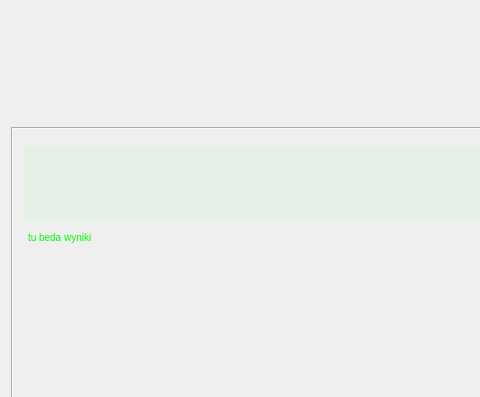
First picture: the form in iDom_Client/idom_client.ui, repository cyniu88/QT_kurs, before the edit; both pictures show x 0 to 480 and y 0 to 397 of the 1080 by 840 pixel window.
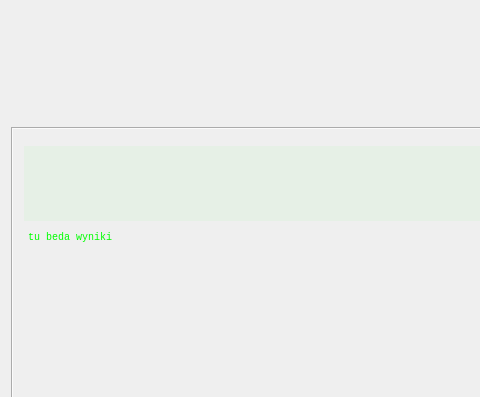
Second picture: the form after the edit. The open tabs and pages were chosen to show the change. Icons and pictures are not drawn.

Commit message: stal szerokosc czcionki w wyseltaniu wynikow komend

```diff
--- a/iDom_Client/idom_client.ui
+++ b/iDom_Client/idom_client.ui
@@ -866,6 +866,12 @@
           </item>
           <item row="2" column="0" colspan="3">
            <widget class="QTextEdit" name="wynik">
+            <property name="font">
+             <font>
+              <family>Courier New</family>
+              <pointsize>10</pointsize>
+             </font>
+            </property>
             <property name="styleSheet">
              <string notr="true">background-color: transparent;
 color: rgb(0, 255, 0);
@@ -896,8 +902,8 @@
              <string>&lt;!DOCTYPE HTML PUBLIC &quot;-//W3C//DTD HTML 4.0//EN&quot; &quot;http://www.w3.org/TR/REC-html40/strict.dtd&quot;&gt;
 &lt;html&gt;&lt;head&gt;&lt;meta name=&quot;qrichtext&quot; content=&quot;1&quot; /&gt;&lt;style type=&quot;text/css&quot;&gt;
 p, li { white-space: pre-wrap; }
-&lt;/style&gt;&lt;/head&gt;&lt;body style=&quot; font-family:'MS Shell Dlg 2'; font-size:7.8pt; font-weight:400; font-style:normal;&quot;&gt;
-&lt;p style=&quot; margin-top:0px; margin-bottom:0px; margin-left:0px; margin-right:0px; -qt-block-indent:0; text-indent:0px;&quot;&gt;tu beda wyniki&lt;/p&gt;&lt;/body&gt;&lt;/html&gt;</string>
+&lt;/style&gt;&lt;/head&gt;&lt;body style=&quot; font-family:'Courier New'; font-size:10pt; font-weight:400; font-style:normal;&quot;&gt;
+&lt;p style=&quot; margin-top:0px; margin-bottom:0px; margin-left:0px; margin-right:0px; -qt-block-indent:0; text-indent:0px;&quot;&gt;&lt;span style=&quot; font-family:'MS Shell Dlg 2'; font-size:7.8pt;&quot;&gt;tu beda wyniki&lt;/span&gt;&lt;/p&gt;&lt;/body&gt;&lt;/html&gt;</string>
             </property>
             <property name="textInteractionFlags">
              <set>Qt::NoTextInteraction</set>
```
Left out of the diff: 4 changed lines with no effect on the pictures. The commit also changes 2 other files.
